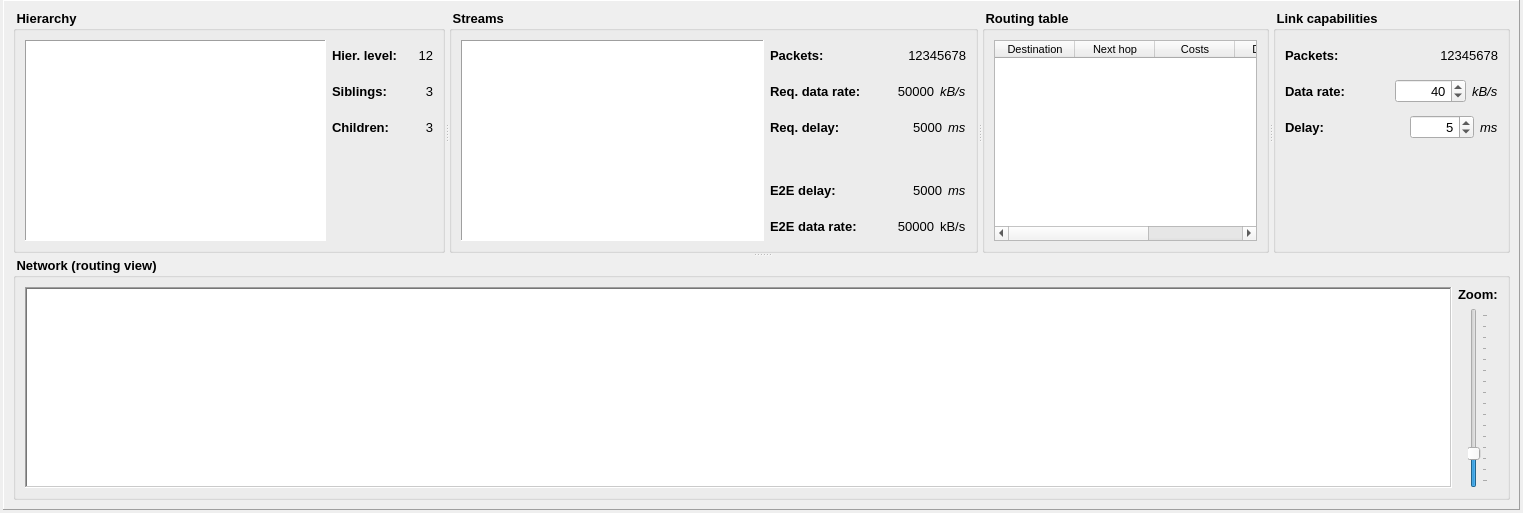
Before: the Qt Designer form Homer/forms/Widgets/OverviewNetworkSimulationWidget.ui in Homer-Conferencing/Homer-Conferencing, drawn with Qt 5.
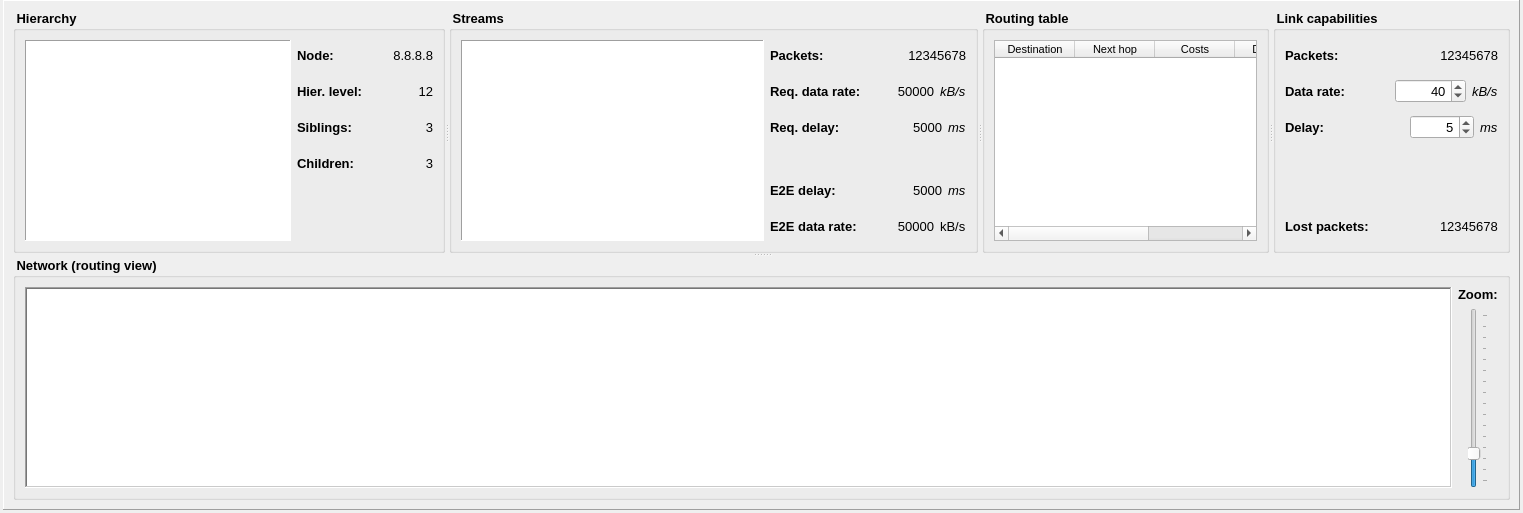
After: the same form once the commit is applied.

Commit message: - extended simulation

The edit to the form file:
```diff
--- a/Homer/forms/Widgets/OverviewNetworkSimulationWidget.ui
+++ b/Homer/forms/Widgets/OverviewNetworkSimulationWidget.ui
@@ -102,6 +102,73 @@
               </item>
               <item>
                <layout class="QVBoxLayout" name="verticalLayout_4">
+                <item>
+                 <layout class="QHBoxLayout" name="horizontalLayout_17">
+                  <item>
+                   <widget class="QLabel" name="label_18">
+                    <property name="minimumSize">
+                     <size>
+                      <width>70</width>
+                      <height>30</height>
+                     </size>
+                    </property>
+                    <property name="maximumSize">
+                     <size>
+                      <width>70</width>
+                      <height>30</height>
+                     </size>
+                    </property>
+                    <property name="font">
+                     <font>
+                      <weight>75</weight>
+                      <bold>true</bold>
+                     </font>
+                    </property>
+                    <property name="text">
+                     <string>Node:</string>
+                    </property>
+                   </widget>
+                  </item>
+                  <item>
+                   <spacer name="horizontalSpacer_15">
+                    <property name="orientation">
+                     <enum>Qt::Horizontal</enum>
+                    </property>
+                    <property name="sizeType">
+                     <enum>QSizePolicy::MinimumExpanding</enum>
+                    </property>
+                    <property name="sizeHint" stdset="0">
+                     <size>
+                      <width>5</width>
+                      <height>20</height>
+                     </size>
+                    </property>
+                   </spacer>
+                  </item>
+                  <item>
+                   <widget class="QLabel" name="mLbCoordinatorNode">
+                    <property name="minimumSize">
+                     <size>
+                      <width>55</width>
+                      <height>0</height>
+                     </size>
+                    </property>
+                    <property name="font">
+                     <font>
+                      <weight>50</weight>
+                      <bold>false</bold>
+                     </font>
+                    </property>
+                    <property name="text">
+                     <string>8.8.8.8</string>
+                    </property>
+                    <property name="alignment">
+                     <set>Qt::AlignRight|Qt::AlignTrailing|Qt::AlignVCenter</set>
+                    </property>
+                   </widget>
+                  </item>
+                 </layout>
+                </item>
                 <item>
                  <layout class="QHBoxLayout" name="horizontalLayout_6">
                   <item>
@@ -1042,6 +1109,61 @@
                 </property>
                </spacer>
               </item>
+              <item>
+               <layout class="QHBoxLayout" name="horizontalLayout_14">
+                <item>
+                 <widget class="QLabel" name="label_17">
+                  <property name="minimumSize">
+                   <size>
+                    <width>100</width>
+                    <height>30</height>
+                   </size>
+                  </property>
+                  <property name="maximumSize">
+                   <size>
+                    <width>100</width>
+                    <height>30</height>
+                   </size>
+                  </property>
+                  <property name="font">
+                   <font>
+                    <weight>75</weight>
+                    <bold>true</bold>
+                   </font>
+                  </property>
+                  <property name="text">
+                   <string>Lost packets:</string>
+                  </property>
+                 </widget>
+                </item>
+                <item>
+                 <spacer name="horizontalSpacer_14">
+                  <property name="orientation">
+                   <enum>Qt::Horizontal</enum>
+                  </property>
+                  <property name="sizeHint" stdset="0">
+                   <size>
+                    <width>40</width>
+                    <height>20</height>
+                   </size>
+                  </property>
+                 </spacer>
+                </item>
+                <item>
+                 <widget class="QLabel" name="mLbLinkLostPackets">
+                  <property name="font">
+                   <font>
+                    <weight>50</weight>
+                    <bold>false</bold>
+                   </font>
+                  </property>
+                  <property name="text">
+                   <string>12345678</string>
+                  </property>
+                 </widget>
+                </item>
+               </layout>
+              </item>
              </layout>
             </item>
            </layout>
```
Left out of the diff: 2 changed lines with no effect on the pictures. The commit also changes 7 other files.
